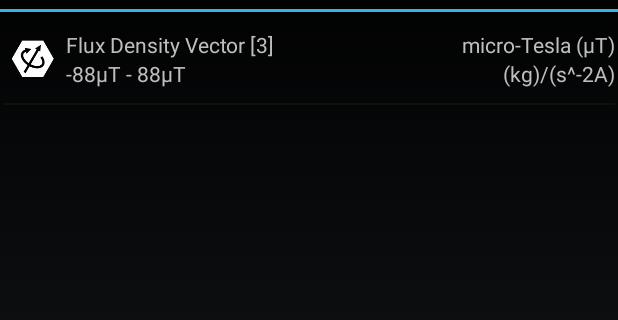
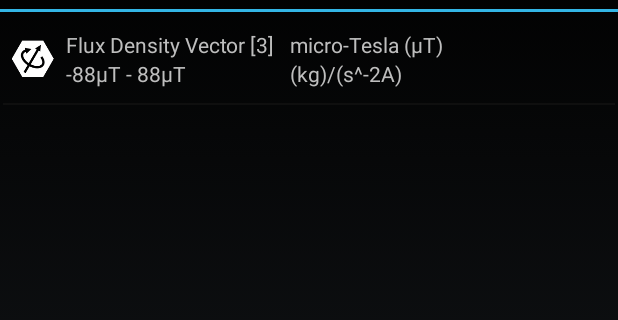
Before and after one commit to stdlogicvector/SensorArray, an Android app: the fragment MeasurementFragment shown on its own in the app's theme, on a phone screen of 412 x 824 dp, the part 60-380 px from its top. Run offline under Robolectric (Android 15) with nearby library versions, the phone set to English and light mode, and no system bars; 3 statements that could not run were skipped.

```diff
--- a/app/src/main/java/in/konstant/sensors/InternalSensor.java
+++ b/app/src/main/java/in/konstant/sensors/InternalSensor.java
@@ -150,7 +150,7 @@ public class InternalSensor
                                 3,
                                 mSensor.getMinDelay(),
                                 ranges,
-                                new Unit("Acceleration", "a", Prefix.NO_PREFIX, subunits))
+                                new Unit("Acceleration", "g", Prefix.NO_PREFIX, subunits))
                 );
             break;
 
@@ -249,7 +249,7 @@ public class InternalSensor
                                 1,
                                 mSensor.getMinDelay(),
                                 ranges,
-                                new Unit("Centimeter", "cm", Prefix.CENTI, subunits))
+                                new Unit("Meter", "m", Prefix.CENTI, subunits))
                 );
                 break;
 
@@ -270,7 +270,7 @@ public class InternalSensor
                                 1,
                                 mSensor.getMinDelay(),
                                 ranges,
-                                new Unit("Millibar", "mBar", Prefix.MILLI, subunits))
+                                new Unit("Bar", "Bar", Prefix.MILLI, subunits))
                 );
             break;
         }
--- a/app/src/main/res/layout/fragment_measurement.xml
+++ b/app/src/main/res/layout/fragment_measurement.xml
@@ -32,6 +32,9 @@
         android:layout_height="wrap_content"
         android:layout_row="0"
         android:layout_column="1"
+        android:layout_gravity="start"
+        android:paddingEnd="10dp"
+        android:paddingRight="10dp"
         android:text="Flux Density Vector [3]"/>
 
     <TextView
@@ -40,6 +43,9 @@
         android:layout_height="wrap_content"
         android:layout_row="1"
         android:layout_column="1"
+        android:layout_gravity="start"
+        android:paddingEnd="10dp"
+        android:paddingRight="10dp"
         android:text="-88µT - 88µT"/>
 
     <TextView
@@ -48,7 +54,7 @@
         android:layout_height="wrap_content"
         android:layout_row="0"
         android:layout_column="2"
-        android:layout_gravity="end"
+        android:layout_gravity="start"
         android:text="micro-Tesla (µT)"/>
 
     <TextView
@@ -57,7 +63,7 @@
         android:layout_height="wrap_content"
         android:layout_row="1"
         android:layout_column="2"
-        android:layout_gravity="end"
+        android:layout_gravity="start"
         android:text="(kg)/(s^-2A)"/>
 
     <View
--- /dev/null
+++ b/app/src/main/res/values/strings_sensor.xml
@@ -0,0 +1,7 @@
+<?xml version="1.0" encoding="utf-8"?>
+<resources>
+    <string name="MeasurementFragmentRange"></string>
+    <string name="MeasurementFragmentUnitName">"Unit: "</string>
+    <string name="MeasurementFragmentUnitSI">"SI: "</string>
+
+</resources>
```
Also changed, not shown: app/src/main/java/in/konstant/sensorarray/MainActivity.java (+2 -6 lines), app/src/main/java/in/konstant/sensorarray/MeasurementFragment.java (+30 -8 lines), app/src/main/java/in/konstant/sensorarray/SensorFragment.java (+40 -11 lines), app/src/main/java/in/konstant/sensors/ASCII85.java (added, +41 -0 lines), app/src/main/java/in/konstant/sensors/SensorCommandHandler.java (+7 -3 lines), app/src/main/java/in/konstant/sensors/Subunit.java (+8 -0 lines), app/src/main/java/in/konstant/sensors/Unit.java (+7 -5 lines), 1 other file. Lines whose indentation alone changed are shown as unchanged.
